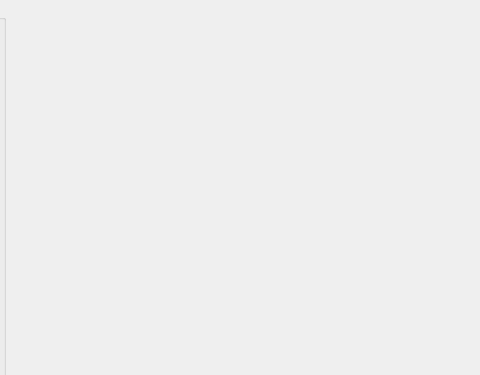
Qt form SignalGeneration/mainwindow.ui (MihailZimin/SignalGeneration) before a commit; both pictures show x 405 to 885 and y 0 to 375 of the 1066 by 744 pixel window.
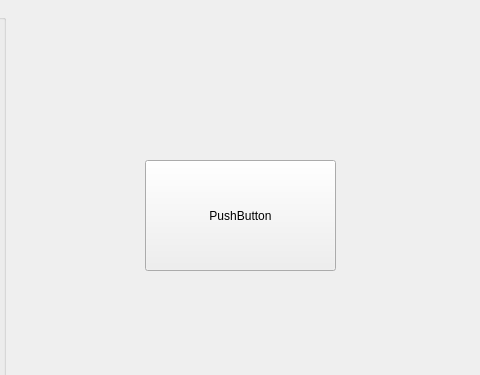
The same form after that commit.

Commit message: new another check

```diff
--- a/SignalGeneration/mainwindow.ui
+++ b/SignalGeneration/mainwindow.ui
@@ -294,6 +294,19 @@
      </layout>
     </widget>
    </widget>
+   <widget class="QPushButton" name="pushButton_4">
+    <property name="geometry">
+     <rect>
+      <x>550</x>
+      <y>160</y>
+      <width>191</width>
+      <height>111</height>
+     </rect>
+    </property>
+    <property name="text">
+     <string>PushButton</string>
+    </property>
+   </widget>
    <widget class="QWidget" name="">
     <property name="geometry">
      <rect>
```
